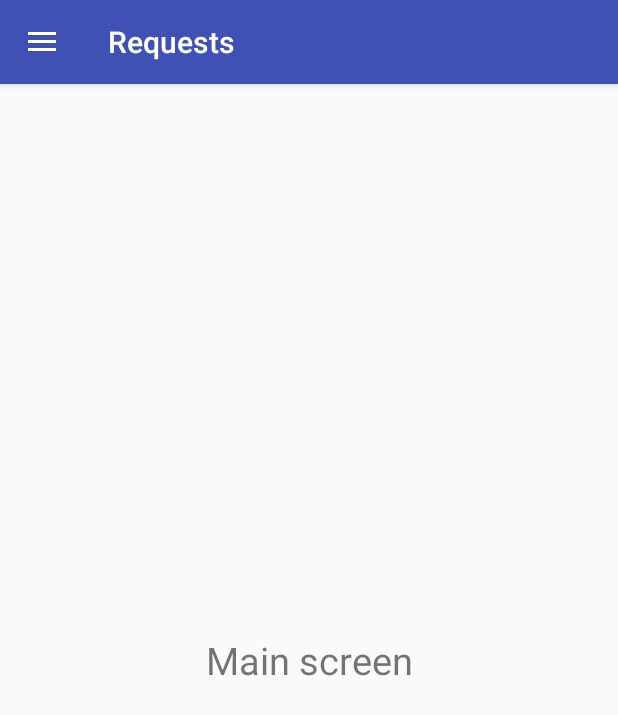
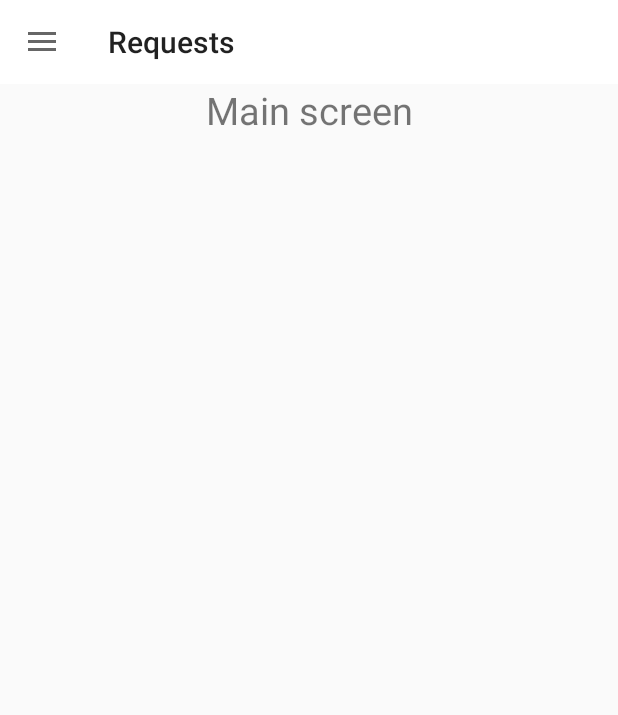
Before and after one commit to nouman0320/SMD-SEEKERS, an Android app: the screen it shows after launch (MainActivity), on a phone screen of 412 x 824 dp. Shown: the top 715 px of the screen. Run offline under Robolectric (Android 15) with nearby library versions, the phone set to English and light mode, and no system bars.

Commit message:
improving navigation toolbar

```diff
--- a/app/src/main/java/pk/edu/nu/smd/seekers/MainActivity.java
+++ b/app/src/main/java/pk/edu/nu/smd/seekers/MainActivity.java
@@ -5,6 +5,7 @@ import android.support.v7.app.ActionBarDrawerToggle;
 import android.support.v7.app.AppCompatActivity;
 import android.os.Bundle;
 import android.view.MenuItem;
+import android.support.v7.widget.Toolbar;
 
 public class MainActivity extends AppCompatActivity {
 
@@ -12,13 +13,16 @@ public class MainActivity extends AppCompatActivity {
     private DrawerLayout mDrawerLayout;
     private ActionBarDrawerToggle mToggle;
 
+    private Toolbar mToolbar;
+
     @Override
     protected void onCreate(Bundle savedInstanceState) {
         super.onCreate(savedInstanceState);
         setContentView(R.layout.activity_main);
 
-        getSupportActionBar().setTitle("Requests");
-
+        mToolbar = findViewById(R.id.nav_action);
+        setSupportActionBar(mToolbar);
+        setTitle("Requests");
         mDrawerLayout = findViewById(R.id.drawerLayout);
         mToggle = new ActionBarDrawerToggle(this, mDrawerLayout, R.string.open, R.string.close);
 
--- a/app/src/main/res/layout/activity_main.xml
+++ b/app/src/main/res/layout/activity_main.xml
@@ -10,8 +10,13 @@
 
     <LinearLayout
         android:layout_width="match_parent"
-        android:layout_height="match_parent">
+        android:layout_height="match_parent"
+        android:orientation="vertical"
+        >
 
+        <include layout="@layout/navigation_action"
+            android:layout_width="match_parent"
+            android:layout_height="wrap_content"/>
 
         <TextView
             android:id="@+id/textView2"
@@ -32,6 +37,32 @@
         android:layout_gravity="start"
         >
 
+        <LinearLayout
+            android:layout_width="match_parent"
+            android:layout_height="wrap_content"
+            android:orientation="horizontal"
+            android:layout_gravity="bottom"
+            android:padding="20dp"
+            >
+
+            <TextView
+                android:layout_width="wrap_content"
+                android:layout_height="wrap_content"
+                android:textSize="18sp"
+                android:textColor="#1b6403"
+                android:text="Balance: "/>
+
+            <TextView
+                android:layout_width="wrap_content"
+                android:layout_height="wrap_content"
+                android:textSize="18sp"
+                android:text="Rs. 200"
+                android:textColor="#1b6403"
+                android:paddingLeft="5dp"
+                />
+
+        </LinearLayout>
+
 
     </android.support.design.widget.NavigationView>
 
--- /dev/null
+++ b/app/src/main/res/layout/navigation_action.xml
@@ -0,0 +1,10 @@
+<?xml version="1.0" encoding="utf-8"?>
+<android.support.v7.widget.Toolbar
+    xmlns:android="http://schemas.android.com/apk/res/android"
+    android:layout_width="match_parent"
+    android:layout_height="wrap_content"
+    android:id="@+id/nav_action"
+    android:background="#fff"
+    >
+
+</android.support.v7.widget.Toolbar>
--- a/app/src/main/res/menu/navigation_menu.xml
+++ b/app/src/main/res/menu/navigation_menu.xml
@@ -1,5 +1,6 @@
 <?xml version="1.0" encoding="utf-8"?>
-<menu xmlns:android="http://schemas.android.com/apk/res/android">
+<menu xmlns:app="http://schemas.android.com/apk/res-auto"
+    xmlns:android="http://schemas.android.com/apk/res/android">
 
     <group android:id="@+id/group_1">
         <item android:id="@+id/login"
@@ -42,8 +43,10 @@
     </group>
 
 
-    <group android:id="@+id/group_5">
-    <item android:id="@+id/settings"
+    <group android:id="@+id/group_5"
+        >
+    <item
+        android:id="@+id/settings"
         android:icon="@drawable/round_settings_24"
         android:title="Settings"
         />
--- a/app/src/main/res/values/styles.xml
+++ b/app/src/main/res/values/styles.xml
@@ -1,7 +1,7 @@
 <resources>
 
     <!-- Base application theme. -->
-    <style name="AppTheme" parent="Theme.AppCompat.Light.DarkActionBar">
+    <style name="AppTheme" parent="Theme.AppCompat.Light.NoActionBar">
         <!-- Customize your theme here. -->
         <item name="colorPrimary">@color/colorPrimary</item>
         <item name="colorPrimaryDark">@color/colorPrimaryDark</item>
```
